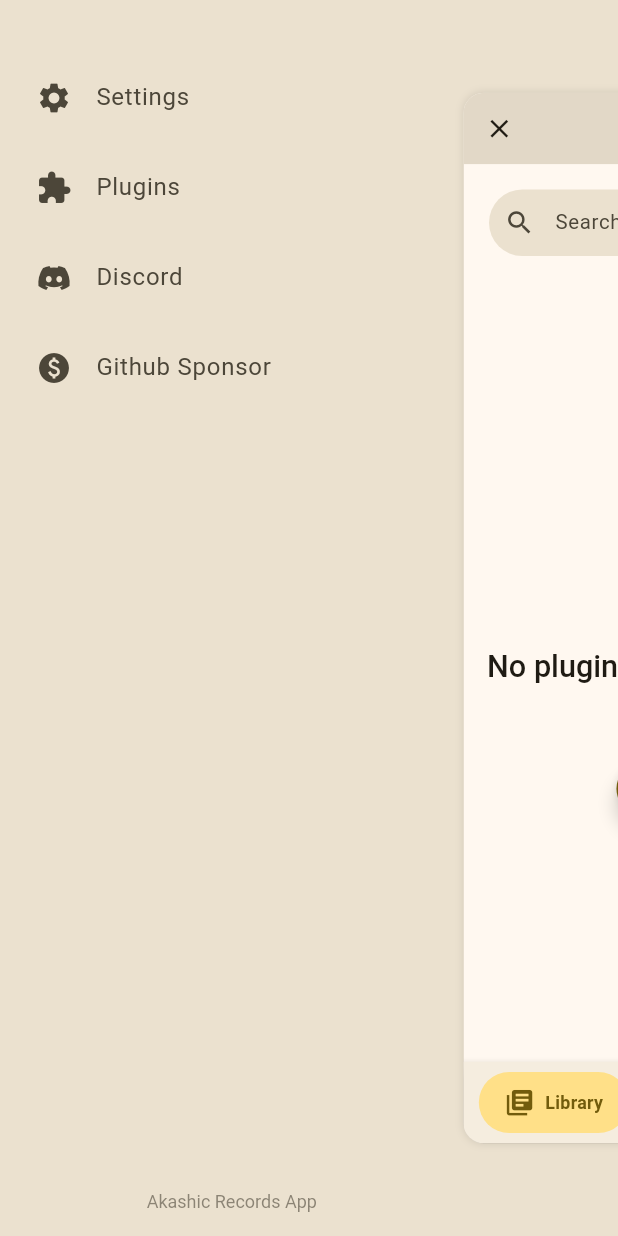
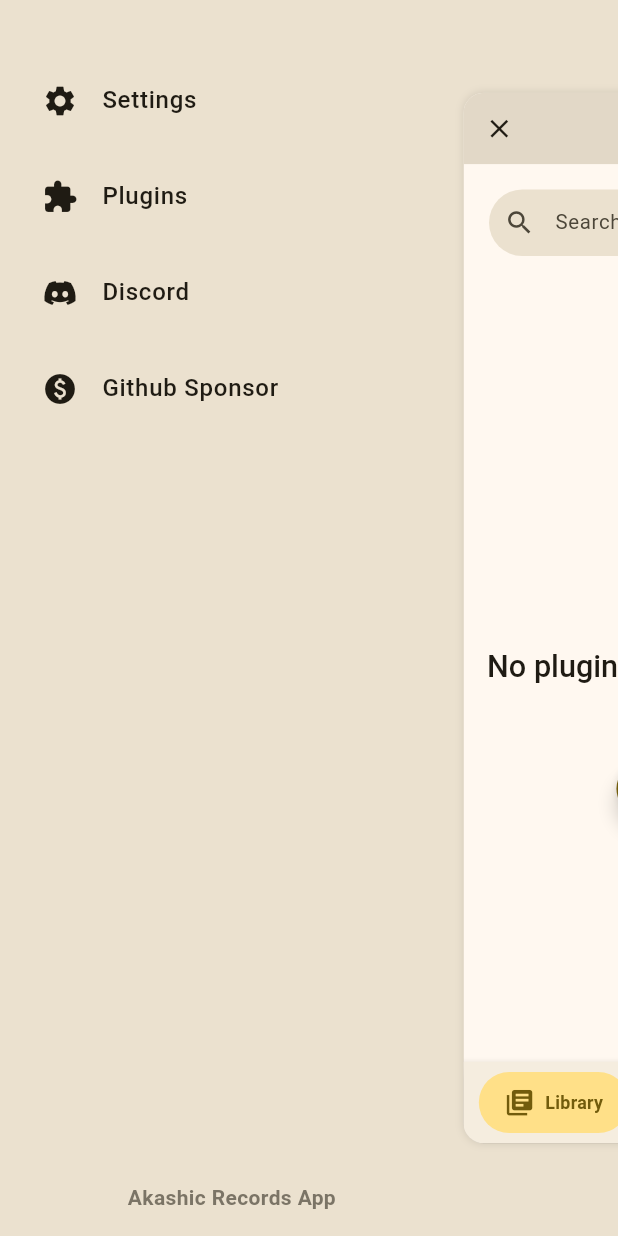
Before and after one commit to Luiz-eduardp/akashic_records, a Flutter app: the HomeScreen screen opened by its route, after a tap on the "menu" icon, on a phone screen of 412 x 824 dp. Run offline on Flutter 3.47's test engine with Material 3 defaults, Android fonts, the phone set to English and light mode, and no system bars; drawn by our look-alikes of flutter_advanced_drawer, google_nav_bar; our stand-ins replace battery_plus, cached_network_image, file_picker, flutter_html, flutter_markdown, google_fonts and 7 more; missing offline and left inert: epubx, flutter_code_editor, highlight, jsf, traffic_stats; accounts and stored records are empty; network calls fail.

Commit message:
refactor(widgets): improve app drawer styling
- Updated text styles and colors.
- Increased padding and adjusted icon size.
- Improved ListTile styling and shape.
- Used colorScheme for consistent colors.
- Updated font sizes and weights.

```diff
--- a/lib/widgets/app_drawer.dart
+++ b/lib/widgets/app_drawer.dart
@@ -11,13 +11,14 @@ class AppDrawer extends StatelessWidget {
   @override
   Widget build(BuildContext context) {
     final theme = Theme.of(context);
+    final colorScheme = theme.colorScheme;
 
     return SafeArea(
       child: Material(
         color: Colors.transparent,
         child: ListTileTheme(
-          textColor: theme.colorScheme.onSurfaceVariant,
-          iconColor: theme.colorScheme.onSurfaceVariant,
+          textColor: colorScheme.onSurface,
+          iconColor: colorScheme.onSurface,
           child: Column(
             mainAxisSize: MainAxisSize.max,
             children: [
@@ -57,13 +58,17 @@ class AppDrawer extends StatelessWidget {
               ),
               const Spacer(),
               DefaultTextStyle(
-                style: TextStyle(
-                  fontSize: 12,
-                  color: theme.colorScheme.onSurfaceVariant.withOpacity(0.6),
+                style: theme.textTheme.bodyMedium!.copyWith(
+                  fontSize: 14,
+                  fontWeight: FontWeight.w500,
+                  color: colorScheme.onSurfaceVariant.withOpacity(0.7),
                 ),
                 child: Container(
                   margin: const EdgeInsets.symmetric(vertical: 16.0),
-                  child: const Text('Akashic Records App'),
+                  child: Text(
+                    'Akashic Records App',
+                    style: TextStyle(fontWeight: FontWeight.w600),
+                  ),
                 ),
               ),
             ],
@@ -80,16 +85,22 @@ class AppDrawer extends StatelessWidget {
     VoidCallback? onTap,
   }) {
     final theme = Theme.of(context);
+    final colorScheme = theme.colorScheme;
     return Padding(
-      padding: const EdgeInsets.symmetric(horizontal: 8.0, vertical: 2.0),
+      padding: const EdgeInsets.symmetric(horizontal: 12.0, vertical: 4.0),
       child: ListTile(
-        leading: Icon(icon),
-        title: Text(title),
+        leading: Icon(icon, color: colorScheme.onSurface),
+        title: Text(
+          title,
+          style: theme.textTheme.bodyLarge?.copyWith(
+            fontWeight: FontWeight.w500,
+          ),
+        ),
         onTap: onTap,
-        splashColor: theme.splashColor,
-        hoverColor: theme.hoverColor,
+        splashColor: colorScheme.secondaryContainer,
+        hoverColor: colorScheme.secondaryContainer,
         shape: RoundedRectangleBorder(
-          borderRadius: BorderRadius.circular(12.0),
+          borderRadius: BorderRadius.circular(20.0),
         ),
       ),
     );
```
